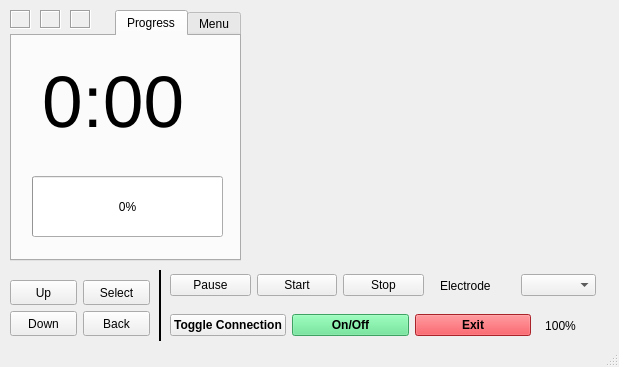
arthur-dao/Neuroset-Simulator, file Neuroset/mainwindow.ui: the form before one commit.
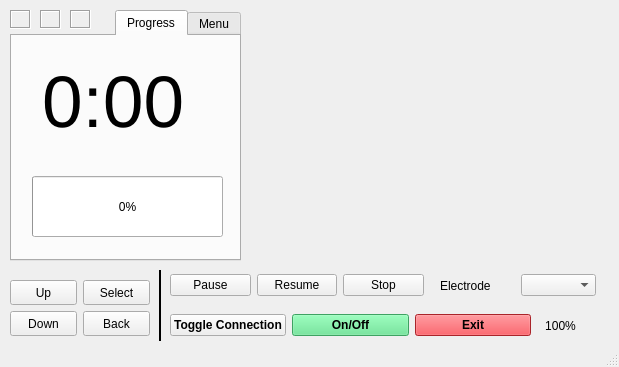
The form after the commit. Custom widgets are drawn as their Qt base class.

Patch:
```diff
--- a/Neuroset/mainwindow.ui
+++ b/Neuroset/mainwindow.ui
@@ -34,7 +34,7 @@
      <item>
       <widget class="QPushButton" name="startButton">
        <property name="text">
-        <string>Start</string>
+        <string>Resume</string>
        </property>
       </widget>
      </item>
```
Left out of the diff: 2 changed lines with no effect on the pictures.
